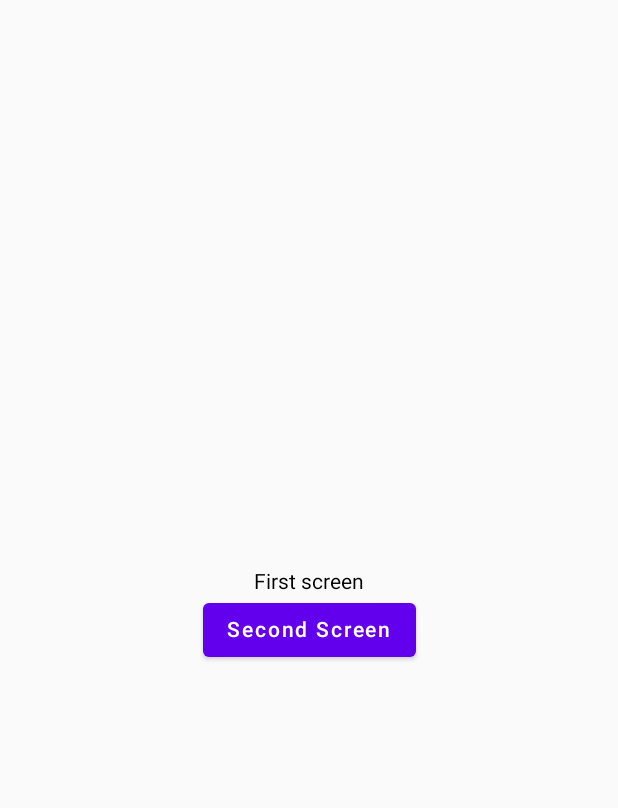
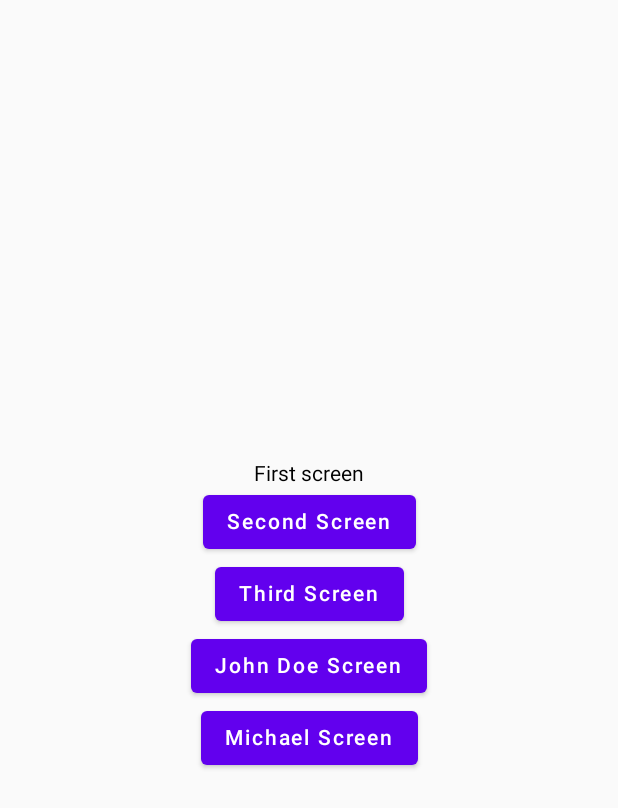
Before and after one commit to mkonkel/JetpackComposeNavigation, an Android app built with Jetpack Compose: the screen it shows after launch (MainActivity), on a phone screen of 412 x 824 dp. Shown: the top 808 px of the screen. Run offline under Robolectric (Android 15) with nearby library versions, the phone set to English and light mode, and no system bars.

Commit message:
Adding required and optional arguments

```diff
--- a/composeApp/src/commonMain/kotlin/navigation/Navigation.kt
+++ b/composeApp/src/commonMain/kotlin/navigation/Navigation.kt
@@ -1,11 +1,15 @@
 package navigation
 
 import androidx.compose.runtime.Composable
+import androidx.navigation.NavType
 import androidx.navigation.compose.NavHost
 import androidx.navigation.compose.composable
 import androidx.navigation.compose.rememberNavController
+import androidx.navigation.navArgument
 import screens.FirstScreen
+import screens.FourthScreen
 import screens.SecondScreen
+import screens.ThirdScreen
 
 /**
  * This is a Composable function that sets up the navigation for the application.
@@ -42,5 +46,39 @@ fun Navigation() {
         composable(route = Screen.SecondScreen.route) {
             SecondScreen(navController)
         }
+
+        // This is a composable block for the ThirdScreen.
+        // It is associated with a route, which is a unique identifier for navigation.
+        // The route for this screen is defined in the Screen object as Screen.ThirdScreen.route.
+        // This composable block also takes a list of arguments. In this case, it takes a single argument "greetings" of type StringType.
+        composable(
+            route = Screen.ThirdScreen.route,
+            arguments = listOf(navArgument(Screen.ThirdScreen.ARGUMENTS.GREETING) {
+                type = NavType.StringType
+            })
+        ) {
+            ThirdScreen(navController, it.arguments?.getString(Screen.ThirdScreen.ARGUMENTS.GREETING).orEmpty())
+        }
+
+        composable(
+            route = Screen.FourthScreen.route,
+            arguments = listOf(
+                navArgument(Screen.FourthScreen.ARGUMENTS.NAME) {
+                    type = NavType.StringType
+                    defaultValue = ""
+                },
+                navArgument(Screen.FourthScreen.ARGUMENTS.SURNAME) {
+                    type = NavType.StringType
+                    defaultValue = null
+                    nullable = true
+                },
+            )
+        ) {
+            FourthScreen(
+                navController,
+                requireNotNull(it.arguments?.getString(Screen.FourthScreen.ARGUMENTS.NAME)),
+                it.arguments?.getString(Screen.FourthScreen.ARGUMENTS.SURNAME),
+            )
+        }
     }
 }
--- a/composeApp/src/commonMain/kotlin/navigation/Screen.kt
+++ b/composeApp/src/commonMain/kotlin/navigation/Screen.kt
@@ -1,6 +1,33 @@
 package navigation
 
 sealed class Screen(val route: String) {
-    data object FirstScreen : Screen("first_screen")
-    data object SecondScreen : Screen("second_screen")
+    data object FirstScreen : Screen(route = "firstScreen")
+    data object SecondScreen : Screen(route = "secondScreen")
+
+    data object ThirdScreen : Screen(route = "thirdScreen/{${ARGUMENTS.GREETING}}") {
+        fun withGreetings(greeting: String) = route.replaceArgumentWithValue(ARGUMENTS.GREETING, greeting)
+
+        object ARGUMENTS {
+            const val GREETING = "greeting"
+        }
+    }
+
+    data object FourthScreen : Screen(
+        route = "fourthScreen"
+                + "?${ARGUMENTS.NAME}={${ARGUMENTS.NAME}}"
+                + "&${ARGUMENTS.SURNAME}={${ARGUMENTS.SURNAME}}"
+    ) {
+        fun withName(name: String) = route.replaceArgumentWithValue(ARGUMENTS.NAME, name)
+
+        fun withNameAndSurname(name: String, surname: String) = route
+            .replaceArgumentWithValue(ARGUMENTS.NAME, name)
+            .replaceArgumentWithValue(ARGUMENTS.SURNAME, surname)
+
+        object ARGUMENTS {
+            const val NAME = "name"
+            const val SURNAME = "surname"
+        }
+    }
+
+    internal fun String.replaceArgumentWithValue(argument: String, value: String) = this.replace("{$argument}", value)
 }
--- a/composeApp/src/commonMain/kotlin/screens/FirstScreen.kt
+++ b/composeApp/src/commonMain/kotlin/screens/FirstScreen.kt
@@ -24,5 +24,32 @@ fun FirstScreen(navController: NavHostController) {
         ) {
             Text("Second Screen")
         }
+
+        Button(
+            onClick = {
+                val greetings = "Hello from First Screen"
+                // Navigate to the ThirdScreen with greetings as an argument
+                // the route looks like this: thirdScreen/{greetings}"
+                navController.navigate(Screen.ThirdScreen.withGreetings(greetings))
+            }
+        ) {
+            Text("Third Screen")
+        }
+
+        Button(
+            onClick = {
+                navController.navigate(Screen.FourthScreen.withNameAndSurname("John", "Doe"))
+            }
+        ) {
+            Text("John Doe Screen")
+        }
+
+        Button(
+            onClick = {
+                navController.navigate(Screen.FourthScreen.withName("Michael"))
+            }
+        ) {
+            Text("Michael Screen")
+        }
     }
 }
```
Also changed, not shown: composeApp/src/commonMain/kotlin/screens/FourthScreen.kt (added, +33 -0 lines), composeApp/src/commonMain/kotlin/screens/ThirdScreen.kt (added, +31 -0 lines), 3 other files.
